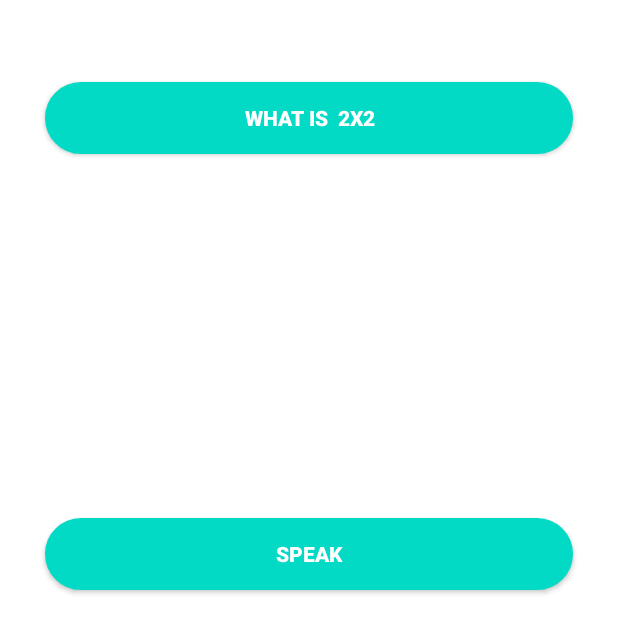
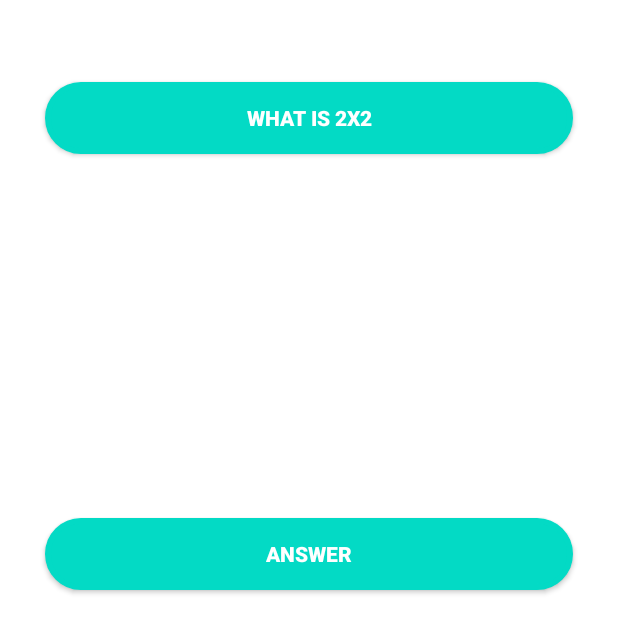
Before and after one commit to AbhishekKhot/assignment-speech-recognizer-, an Android app: the layout activity_main.xml on its own in the app's theme, with its tools: preview values and no code run, on a phone screen of 412 x 824 dp. Shown: the part 282-915 px from the top of the screen. Run offline under Robolectric (Android 15) with nearby library versions, the phone set to English and light mode, and no system bars.

Commit message:
initial commit 1.3

```diff
--- a/app/src/main/res/layout/activity_main.xml
+++ b/app/src/main/res/layout/activity_main.xml
@@ -12,7 +12,7 @@
         android:layout_height="wrap_content"
         android:background="@drawable/button_background"
         android:layout_marginHorizontal="30dp"
-        android:text="What is  2x2"
+        android:text="@string/what_is_2x2"
         android:textColor="@color/white"
         android:textSize="14sp"
         android:textStyle="bold"
@@ -27,7 +27,7 @@
         android:layout_height="wrap_content"
         android:background="@drawable/button_background"
         android:layout_marginHorizontal="30dp"
-        android:text="SPEAK"
+        android:text="@string/answer"
         android:textColor="@color/white"
         android:textSize="14sp"
         android:textStyle="bold"
--- a/app/src/main/res/values/strings.xml
+++ b/app/src/main/res/values/strings.xml
@@ -1,3 +1,5 @@
 <resources>
     <string name="app_name">SpeechRecognizer App Assignment</string>
+    <string name="answer">ANSWER</string>
+    <string name="what_is_2x2">What is 2x2</string>
 </resources>
```
Also changed, not shown: app/src/main/java/com/example/speechrecognizerappassignment/MainActivity.kt (+9 -11 lines).
